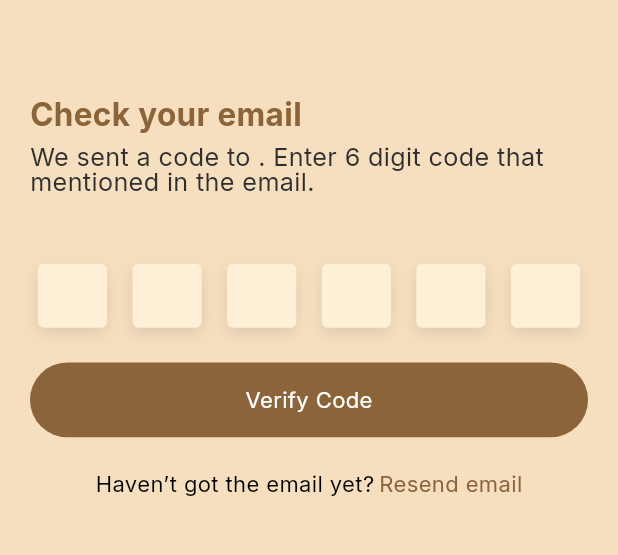
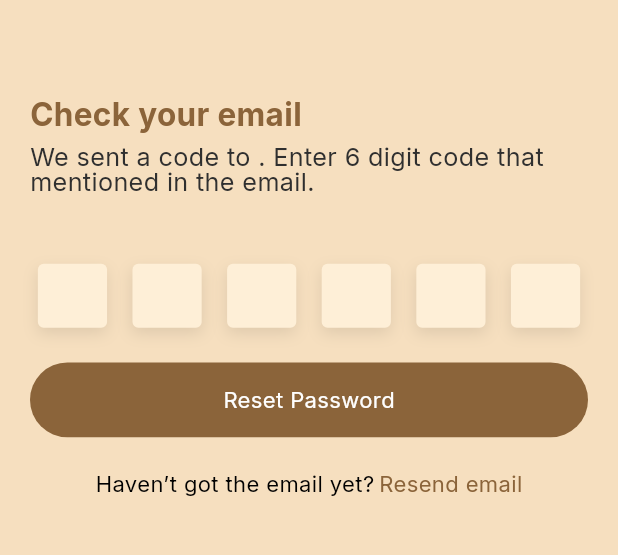
Before and after one commit to BayajitIslam/so-ni_ai, a Flutter app: the ForgotPasswordScreen screen opened by its route, after a tap on "Reset Password", on a phone screen of 412 x 824 dp, the part 69-624 px from its top. Run offline on Flutter 3.47's test engine with Material 3 defaults, Android fonts, the phone set to English and light mode, and no system bars; our stand-ins replace flutter_screenutil, get, google_fonts.

Commit message:
Reset Password Bugx Fix

```diff
--- a/lib/core/constants/app_string.dart
+++ b/lib/core/constants/app_string.dart
@@ -30,4 +30,6 @@ class AppString {
       "Enter 6 digit code that mentioned in the email";
   static const String enterNewPassword = "Enter your new password";
   static const String reEnterNewPassword = "Re- Enter new password";
+  static const String passwordUpdateSuccessfully =
+      "Password Update Successfully";
 }
--- a/lib/features/auth/bindings/otp_binding.dart
+++ b/lib/features/auth/bindings/otp_binding.dart
@@ -6,6 +6,6 @@ class OtpBinding extends Bindings {
   @override
   void dependencies() {
     // Bind the OtpController when navigating to the OTP screen
-    Get.put(OtpController());
+    Get.lazyPut(() => OtpController(), fenix: true);
   }
 }
--- a/lib/features/auth/controllers/otp_controller.dart
+++ b/lib/features/auth/controllers/otp_controller.dart
@@ -1,17 +1,40 @@
 // lib/features/auth/controllers/otp_controller.dart
 import 'package:get/get.dart';
+import 'package:template/core/constants/app_string.dart';
+import 'package:template/routes/routes_name.dart';
 
 class OtpController extends GetxController {
   // Reactive variable to store OTP digits (6 digits)
   var otp = [''.obs, ''.obs, ''.obs, ''.obs, ''.obs, ''.obs].obs;
 
-  // OTP verification method
+  var isForgotPasswordFlow =
+      false.obs; // Flag to differentiate between Sign Up and Forgot Password
+
+  // Set whether the flow is for Forgot Password or Sign Up
+  void setFlow(bool isForgotPassword) {
+    isForgotPasswordFlow.value = isForgotPassword;
+  }
+
+  // Verify OTP for SignUp
   void verifyOtp() {
     if (otp.every((digit) => digit.isNotEmpty)) {
-      // Replace this with your API call for OTP verification
-      print("OTP Verified: ${otp.join()}");
+      if (isForgotPasswordFlow.value) {
+        // Logic for password reset using OTP
+        print("Password reset with OTP: ${otp.join()}");
+        Get.toNamed(
+          RoutesName.accountCreatedSuccessfull,
+          arguments: AppString.passwordUpdateSuccessfully,
+        );
+      } else {
+        // Logic for verifying OTP during Sign Up
+        print("Account verified with OTP: ${otp.join()}");
+        Get.toNamed(
+          RoutesName.accountCreatedSuccessfull,
+          arguments: AppString.accouintCreateSuccesfull,
+        );
+      }
     } else {
-      print("Please enter a complete OTP.");
+      print("Please enter the complete OTP.");
     }
   }
 
--- a/lib/features/auth/screens/forgot_password_screen.dart
+++ b/lib/features/auth/screens/forgot_password_screen.dart
@@ -6,6 +6,7 @@ import 'package:template/core/constants/app_colors.dart';
 import 'package:template/core/constants/app_string.dart';
 import 'package:template/core/themes/app_text_style.dart';
 import 'package:template/features/auth/controllers/forgot_password_controller.dart';
+import 'package:template/features/auth/controllers/otp_controller.dart';
 import 'package:template/features/auth/widgets/custom_button.dart';
 import 'package:template/features/auth/widgets/custome_textfield.dart';
 import 'package:template/routes/routes_name.dart';
@@ -75,12 +76,17 @@ class ForgotPasswordScreen extends StatelessWidget {
               CustomButton(
                 title: AppString.resetPassword,
                 onTap: () {
+                  final otpController = Get.find<OtpController>();
+                  otpController.setFlow(
+                    true,
+                  ); // Set the flow to forgot password
+                  forgotPasswordController
+                      .resetPassword(); // Call resetPassword method
+
                   Get.toNamed(
                     RoutesName.otpScreen,
                     arguments: emailController.text,
                   );
-                  forgotPasswordController
-                      .resetPassword(); // Call resetPassword method
                 },
               ),
             ],
--- a/lib/features/auth/screens/otp_screen.dart
+++ b/lib/features/auth/screens/otp_screen.dart
@@ -9,7 +9,6 @@ import 'package:template/core/themes/app_text_style.dart';
 import 'package:template/features/auth/controllers/otp_controller.dart';
 import 'package:template/features/auth/widgets/custom_button.dart';
 import 'package:template/features/auth/widgets/custom_otp_textfield.dart';
-import 'package:template/routes/routes_name.dart';
 
 class OtpScreen extends StatelessWidget {
   OtpScreen({super.key});
@@ -77,9 +76,10 @@ class OtpScreen extends StatelessWidget {
               SizedBox(height: 24.h),
               // Verify Code Button
               CustomButton(
-                title: AppString.veryfyCode,
+                title: otpController.isForgotPasswordFlow.value
+                    ? AppString.resetPassword
+                    : AppString.veryfyCode,
                 onTap: () {
-                  Get.toNamed(RoutesName.passwordReset);
                   otpController
                       .verifyOtp(); // Call verifyOtp method when tapped
                 },
```
Also changed, not shown: lib/features/auth/screens/account_create_successfull.dart (+5 -2 lines), lib/features/auth/screens/sign_up_screen.dart (+6 -2 lines), lib/features/auth/screens/password_reset_screen.dart (line endings or trailing spaces), lib/features/auth/screens/sign_in_screen.dart (line endings or trailing spaces).
